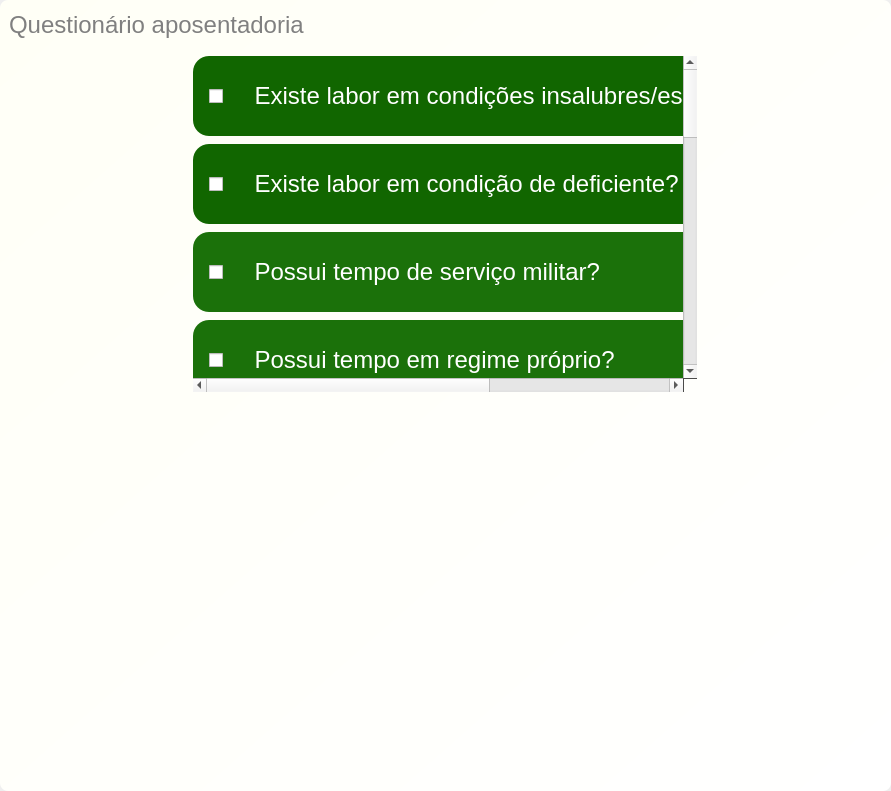
Qt form Design/UI/pgQuizAposentadoria.ui (newprev/PrevCliente) before a commit.
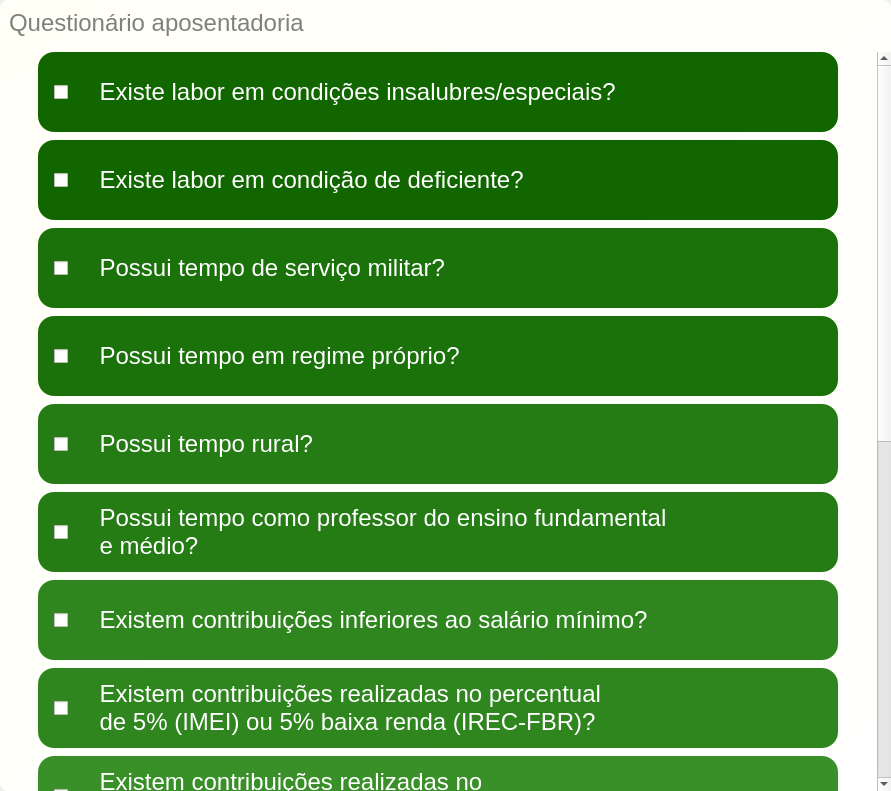
The same form after that commit. Icons and pictures are not drawn.

The edit to the form file:
```diff
--- a/Design/UI/pgQuizAposentadoria.ui
+++ b/Design/UI/pgQuizAposentadoria.ui
@@ -200,7 +200,7 @@
         </layout>
        </widget>
       </item>
-      <item row="1" column="0" alignment="Qt::AlignHCenter|Qt::AlignTop">
+      <item row="1" column="0">
        <widget class="QScrollArea" name="scrollArea">
         <property name="sizePolicy">
          <sizepolicy hsizetype="Minimum" vsizetype="Expanding">
@@ -237,7 +237,7 @@
           <rect>
            <x>0</x>
            <y>0</y>
-           <width>800</width>
+           <width>877</width>
            <height>1400</height>
           </rect>
          </property>
@@ -263,7 +263,7 @@
           <property name="bottomMargin">
            <number>0</number>
           </property>
-          <item>
+          <item alignment="Qt::AlignHCenter">
            <widget class="QFrame" name="frInfo1">
             <property name="minimumSize">
              <size>
@@ -337,7 +337,7 @@
             </layout>
            </widget>
           </item>
-          <item>
+          <item alignment="Qt::AlignHCenter|Qt::AlignVCenter">
            <widget class="QFrame" name="frInfo2">
             <property name="minimumSize">
              <size>
@@ -389,7 +389,7 @@
             </layout>
            </widget>
           </item>
-          <item>
+          <item alignment="Qt::AlignHCenter">
            <widget class="QFrame" name="frInfo3">
             <property name="minimumSize">
              <size>
@@ -441,7 +441,7 @@
             </layout>
            </widget>
           </item>
-          <item>
+          <item alignment="Qt::AlignHCenter">
            <widget class="QFrame" name="frInfo4">
             <property name="minimumSize">
              <size>
@@ -543,7 +543,7 @@
             </layout>
            </widget>
           </item>
-          <item>
+          <item alignment="Qt::AlignHCenter">
            <widget class="QFrame" name="frInfo5">
             <property name="minimumSize">
              <size>
@@ -595,7 +595,7 @@
             </layout>
            </widget>
           </item>
-          <item>
+          <item alignment="Qt::AlignHCenter">
            <widget class="QFrame" name="frInfo6">
             <property name="minimumSize">
              <size>
@@ -670,7 +670,7 @@
             </layout>
            </widget>
           </item>
-          <item>
+          <item alignment="Qt::AlignHCenter">
            <widget class="QFrame" name="frInfo7">
             <property name="minimumSize">
              <size>
@@ -744,7 +744,7 @@
             </layout>
            </widget>
           </item>
-          <item>
+          <item alignment="Qt::AlignHCenter">
            <widget class="QFrame" name="frInfo8">
             <property name="minimumSize">
              <size>
@@ -819,7 +819,7 @@
             </layout>
            </widget>
           </item>
-          <item>
+          <item alignment="Qt::AlignHCenter">
            <widget class="QFrame" name="frInfo9">
             <property name="minimumSize">
              <size>
```
Left out of the diff: 14 changed lines with no effect on the pictures.
